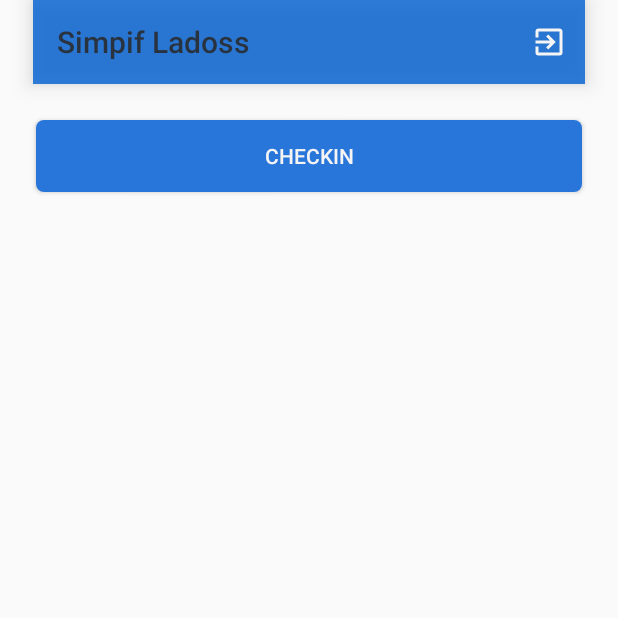
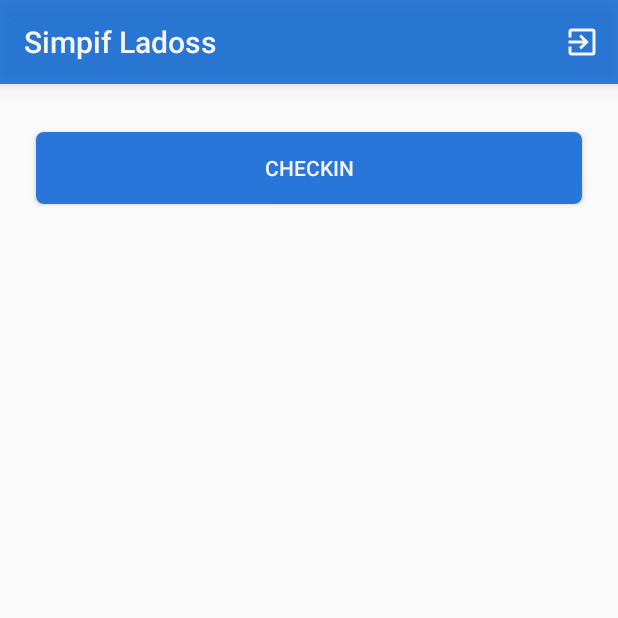
Before and after one commit to RRFreitas/SimpifLadoss, an Android app: the screen it shows after launch (HomeActivity), after a tap on "LOGIN", on a phone screen of 412 x 824 dp, the top half of it. Run offline under Robolectric (Android 15) with nearby library versions, the phone set to English and light mode, and no system bars; libraries missing offline, so code that uses them is left out: com.google.zxing.integration.

Commit message:
Melhorias no desgin e correção de bug

```diff
--- a/app/src/main/java/br/edu/ladoss/simpifladoss/mvp/presenter/EnterPresenterImp.java
+++ b/app/src/main/java/br/edu/ladoss/simpifladoss/mvp/presenter/EnterPresenterImp.java
@@ -22,6 +22,7 @@ public class EnterPresenterImp implements EnterMVP.Presenter {
     @Override
     public void doLogin() {
         model.doLogin();
+        view.get().finish();
     }
 
     @Override
--- a/app/src/main/java/br/edu/ladoss/simpifladoss/view/activities/HomeActivity.java
+++ b/app/src/main/java/br/edu/ladoss/simpifladoss/view/activities/HomeActivity.java
@@ -3,6 +3,7 @@ package br.edu.ladoss.simpifladoss.view.activities;
 import android.content.Context;
 import android.content.DialogInterface;
 import android.content.Intent;
+import android.graphics.Color;
 import android.support.v7.app.AlertDialog;
 import android.support.v7.app.AppCompatActivity;
 import android.os.Bundle;
@@ -32,6 +33,7 @@ public class HomeActivity extends AppCompatActivity implements HomeMVP.View{
 
         Toolbar toolbar = (Toolbar) findViewById(R.id.toolbar);
         toolbar.setTitle(R.string.app_name);
+        toolbar.setTitleTextColor(Color.WHITE);
         setSupportActionBar(toolbar);
 
         presenter = new HomePresenterImp(this);
--- a/app/src/main/res/layout/activity_home.xml
+++ b/app/src/main/res/layout/activity_home.xml
@@ -15,20 +15,23 @@
         android:layout_marginLeft="24dp"
         android:layout_marginRight="24dp"
         android:layout_marginStart="24dp"
-        android:layout_marginTop="24dp"
+        android:layout_marginTop="32dp"
         android:elevation="0dp"
         android:onClick="openScanner"
         android:text="Checkin"
         app:layout_constraintLeft_toLeftOf="parent"
         app:layout_constraintRight_toRightOf="parent"
-        app:layout_constraintTop_toBottomOf="@+id/toolbar" />
+        app:layout_constraintTop_toBottomOf="@+id/toolbar"
+        app:layout_constraintHorizontal_bias="0.0" />
 
     <android.support.v7.widget.Toolbar
         android:id="@+id/toolbar"
-        android:layout_width="368dp"
+        android:layout_width="0dp"
         android:layout_height="wrap_content"
-        android:layout_marginLeft="8dp"
-        android:layout_marginRight="8dp"
+        android:layout_marginEnd="0dp"
+        android:layout_marginLeft="0dp"
+        android:layout_marginRight="0dp"
+        android:layout_marginStart="0dp"
         android:alpha="0.8"
         android:background="@color/fundo"
         android:clickable="true"
@@ -37,10 +40,10 @@
         android:theme="?attr/actionBarTheme"
         app:collapseIcon="@android:drawable/ic_menu_set_as"
         app:layout_constraintLeft_toLeftOf="parent"
+
         app:layout_constraintRight_toRightOf="parent"
         app:title="SIMPIF"
-
-        tools:layout_editor_absoluteY="0dp"
-        android:layout_marginStart="8dp"
-        android:layout_marginEnd="8dp" />
+        app:layout_constraintHorizontal_bias="0.0"
+        app:layout_constraintTop_toTopOf="parent"
+        android:layout_marginTop="0dp" />
 </android.support.constraint.ConstraintLayout>
```
Also changed, not shown: 1 other file.
